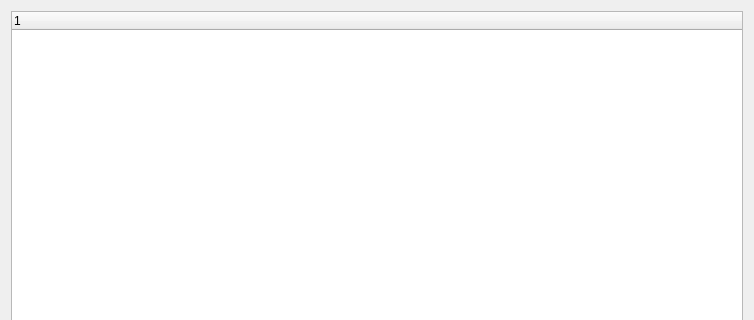
This is vkconfig/dlgvulkaninfo.ui in LunarG/VulkanTools as Qt 5 draws it before an edit; both pictures show x 0 to 754 and y 0 to 320 of the 754 by 653 pixel window. The edited form follows.
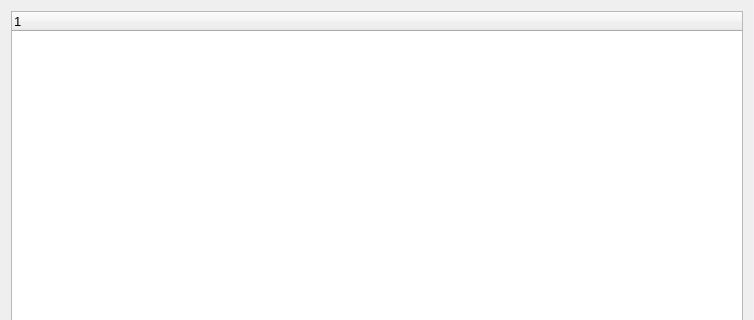
This is the edited form.

Commit message: vkconfig2: All dialogs Arial 10 point

Diff of the .ui file:
```diff
--- a/vkconfig/dlgvulkaninfo.ui
+++ b/vkconfig/dlgvulkaninfo.ui
@@ -21,6 +21,12 @@
   <layout class="QVBoxLayout" name="verticalLayout">
    <item>
     <widget class="QTreeWidget" name="treeWidget">
+     <property name="font">
+      <font>
+       <family>Arial</family>
+       <pointsize>10</pointsize>
+      </font>
+     </property>
      <column>
       <property name="text">
        <string notr="true">1</string>
```
The commit also changes 7 other files.
